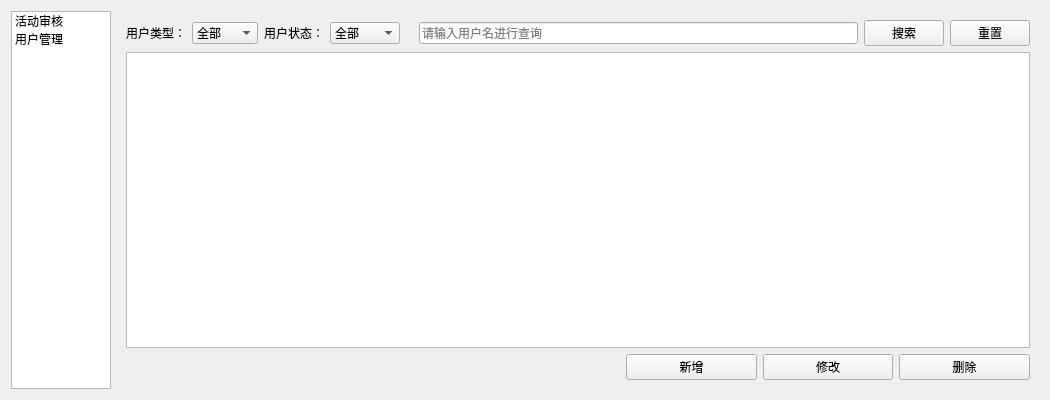
Qt form CampusEventClient/adminview.ui (liuxing122119/CampusEventSign) before a commit.
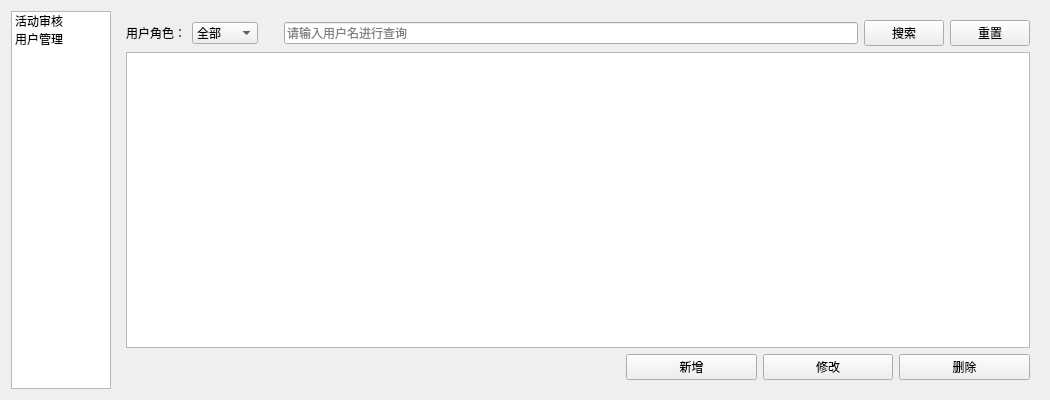
The same form after that commit.

The edit to the form file:
```diff
--- a/CampusEventClient/adminview.ui
+++ b/CampusEventClient/adminview.ui
@@ -215,7 +215,7 @@
            <item>
             <widget class="QLabel" name="label_3">
              <property name="text">
-              <string>用户类型：</string>
+              <string>用户角色：</string>
              </property>
              <property name="alignment">
               <set>Qt::AlignmentFlag::AlignRight|Qt::AlignmentFlag::AlignTrailing|Qt::AlignmentFlag::AlignVCenter</set>
@@ -241,47 +241,6 @@
              </item>
             </widget>
            </item>
-           <item>
-            <widget class="QLabel" name="label_4">
-             <property name="text">
-              <string>用户状态：</string>
-             </property>
-             <property name="alignment">
-              <set>Qt::AlignmentFlag::AlignRight|Qt::AlignmentFlag::AlignTrailing|Qt::AlignmentFlag::AlignVCenter</set>
-             </property>
-            </widget>
-           </item>
-           <item>
-            <widget class="QComboBox" name="userstatus">
-             <property name="sizePolicy">
-              <sizepolicy hsizetype="Fixed" vsizetype="Fixed">
-               <horstretch>0</horstretch>
-               <verstretch>0</verstretch>
-              </sizepolicy>
-             </property>
-             <property name="minimumSize">
-              <size>
-               <width>70</width>
-               <height>0</height>
-              </size>
-             </property>
-             <item>
-              <property name="text">
-               <string>全部</string>
-              </property>
-             </item>
-             <item>
-              <property name="text">
-               <string>正常</string>
-              </property>
-             </item>
-             <item>
-              <property name="text">
-               <string>禁用</string>
-              </property>
-             </item>
-            </widget>
-           </item>
            <item>
             <spacer name="horizontalSpacer_3">
              <property name="orientation">
@@ -292,7 +251,7 @@
              </property>
              <property name="sizeHint" stdset="0">
               <size>
-               <width>13</width>
+               <width>20</width>
                <height>20</height>
               </size>
              </property>
```
Left out of the diff: 13 changed lines with no effect on the pictures.
